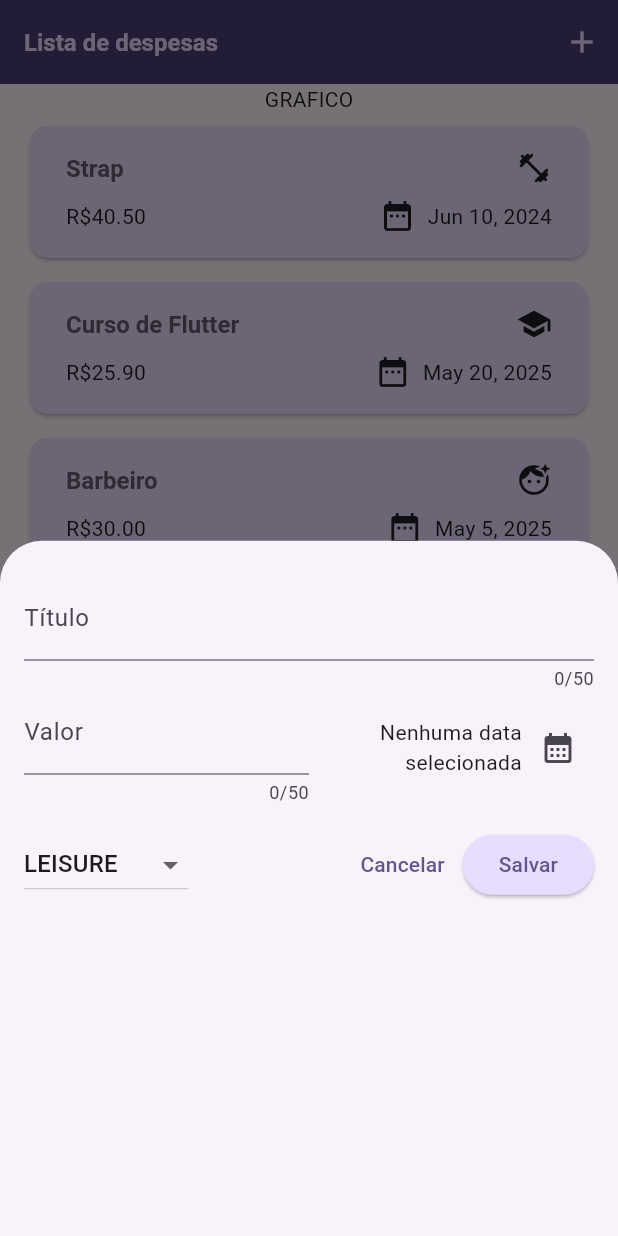
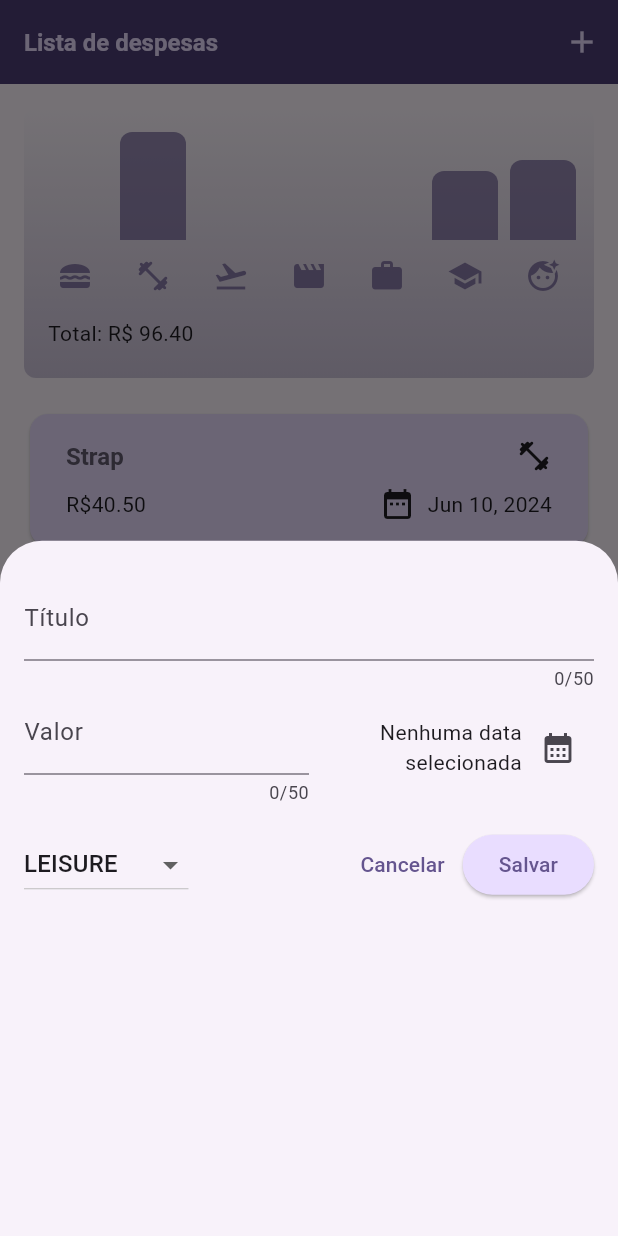
Before and after one commit to Gabrielst27/expense-tracker, a Flutter app: the screen it shows after launch, after a tap on the "add" icon, on a phone screen of 412 x 824 dp. Run offline on Flutter 3.47's test engine with Material 3 defaults, Android fonts, the phone set to English and light mode, and no system bars.

```diff
--- a/lib/main.dart
+++ b/lib/main.dart
@@ -14,6 +14,25 @@ void main() {
           style: ElevatedButton.styleFrom(
             backgroundColor: kDarkColorScheme.primaryContainer,
             foregroundColor: kDarkColorScheme.onPrimaryContainer,
+          ),
+        ),
+        textTheme: ThemeData().textTheme.copyWith(
+          titleLarge: TextStyle(
+            fontWeight: FontWeight.bold,
+            color: kDarkColorScheme.secondary,
+            fontSize: 16,
+          ),
+          titleMedium: TextStyle(
+            color: kDarkColorScheme.secondary,
+            fontSize: 16,
+          ),
+          bodyMedium: TextStyle(
+            color: kDarkColorScheme.secondary,
+            fontSize: 16,
+          ),
+          bodyLarge: TextStyle(
+            color: kDarkColorScheme.secondary,
+            fontSize: 16,
           ),
         ),
       ),
--- a/lib/screens/expenses_screen.dart
+++ b/lib/screens/expenses_screen.dart
@@ -1,6 +1,7 @@
 import 'package:expense_tracker/data/mockups/expenses_mockup.dart';
 import 'package:expense_tracker/models/expense.dart';
 import 'package:expense_tracker/widgets/add_expense.dart';
+import 'package:expense_tracker/widgets/chart/chart.dart';
 import 'package:expense_tracker/widgets/expenses-list/expenses_list.dart';
 import 'package:flutter/material.dart';
 
@@ -73,7 +74,7 @@ class _ExpensesScreenState extends State<ExpensesScreen> {
       ),
       body: Column(
         children: [
-          const Text('GRAFICO'),
+          Chart(expenses: registeredExpenses),
           Expanded(
             child: mainContent,
           ),
--- a/lib/widgets/chart/chart.dart
+++ b/lib/widgets/chart/chart.dart
@@ -22,15 +22,21 @@ class Chart extends StatelessWidget {
     ];
   }
 
+  double get totalExpense {
+    double totalExpense = 0;
+    for (final bucket in buckets) {
+      totalExpense += bucket.totalAmount;
+    }
+    return totalExpense;
+  }
+
   double get maxTotalExpense {
     double maxTotalExpense = 0;
-
     for (final bucket in buckets) {
       if (bucket.totalAmount > maxTotalExpense) {
         maxTotalExpense = bucket.totalAmount;
       }
     }
-
     return maxTotalExpense;
   }
 
@@ -63,7 +69,7 @@ class Chart extends StatelessWidget {
             child: Row(
               crossAxisAlignment: CrossAxisAlignment.end,
               children: [
-                for (final bucket in buckets) // alternative to map()
+                for (final bucket in buckets)
                   ChartBar(
                     fill: bucket.totalAmount == 0
                         ? 0
@@ -92,6 +98,16 @@ class Chart extends StatelessWidget {
                 )
                 .toList(),
           ),
+          const SizedBox(height: 12),
+          Padding(
+            padding: EdgeInsets.symmetric(vertical: 4, horizontal: 8),
+            child: Row(
+              mainAxisAlignment: MainAxisAlignment.spaceBetween,
+              children: [
+                Text('Total: R\$ ${totalExpense.toStringAsFixed(2)}'),
+              ],
+            ),
+          ),
         ],
       ),
     );
```
